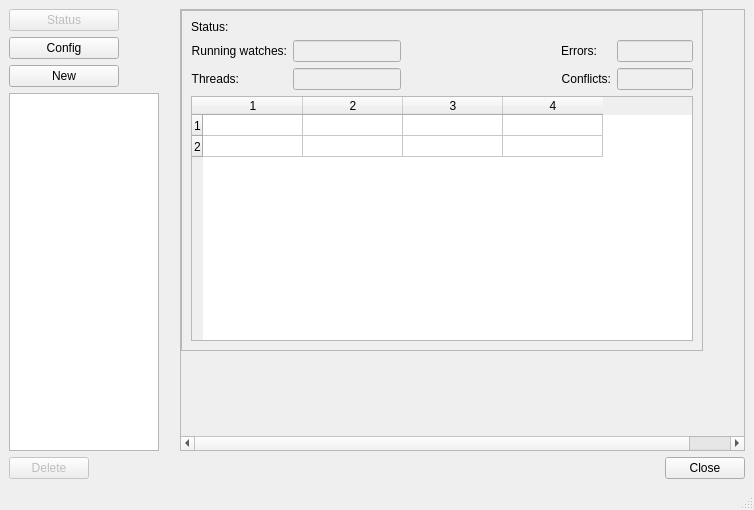
First picture: the form in client-src/ui/rmmain.ui, repository hattwj/rainmaker, before the edit.
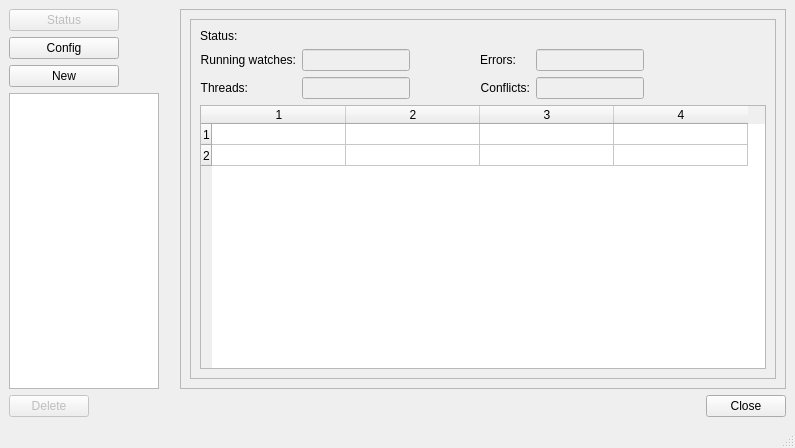
Second picture: the form after the edit.

```diff
--- a/client-src/ui/rmmain.ui
+++ b/client-src/ui/rmmain.ui
@@ -6,8 +6,8 @@
    <rect>
     <x>0</x>
     <y>0</y>
-    <width>754</width>
-    <height>510</height>
+    <width>795</width>
+    <height>448</height>
    </rect>
   </property>
   <property name="windowTitle">
@@ -125,35 +125,29 @@
              <enum>Qt::ScrollBarAsNeeded</enum>
             </property>
             <property name="widgetResizable">
-             <bool>false</bool>
+             <bool>true</bool>
             </property>
             <widget class="QWidget" name="scrollAreaWidgetContents">
              <property name="geometry">
               <rect>
                <x>0</x>
                <y>0</y>
-               <width>609</width>
-               <height>407</height>
+               <width>597</width>
+               <height>340</height>
               </rect>
              </property>
              <property name="sizePolicy">
-              <sizepolicy hsizetype="MinimumExpanding" vsizetype="MinimumExpanding">
+              <sizepolicy hsizetype="Expanding" vsizetype="Expanding">
                <horstretch>0</horstretch>
                <verstretch>0</verstretch>
               </sizepolicy>
              </property>
+             <layout class="QHBoxLayout" name="horizontalLayout_5">
+              <item>
              <widget class="QFrame" name="frame_status">
               <property name="enabled">
                <bool>true</bool>
               </property>
-              <property name="geometry">
-               <rect>
-                <x>0</x>
-                <y>0</y>
-                <width>522</width>
-                <height>341</height>
-               </rect>
-              </property>
               <property name="sizePolicy">
                <sizepolicy hsizetype="Expanding" vsizetype="Expanding">
                 <horstretch>0</horstretch>
@@ -173,6 +167,9 @@
                <enum>QFrame::Raised</enum>
               </property>
               <layout class="QVBoxLayout" name="verticalLayout_6">
+                 <property name="sizeConstraint">
+                  <enum>QLayout::SetDefaultConstraint</enum>
+                 </property>
                <item>
                 <widget class="QLabel" name="label_5">
                  <property name="text">
@@ -248,7 +245,7 @@
                    </property>
                    <property name="sizeHint" stdset="0">
                     <size>
-                     <width>154</width>
+                       <width>64</width>
                      <height>20</height>
                     </size>
                    </property>
@@ -256,6 +253,9 @@
                  </item>
                  <item>
                   <layout class="QFormLayout" name="formLayout_2">
+                     <property name="sizeConstraint">
+                      <enum>QLayout::SetDefaultConstraint</enum>
+                     </property>
                    <property name="fieldGrowthPolicy">
                     <enum>QFormLayout::AllNonFixedFieldsGrow</enum>
                    </property>
@@ -326,12 +326,18 @@
                    <property name="horizontalScrollMode">
                     <enum>QAbstractItemView::ScrollPerPixel</enum>
                    </property>
+                     <property name="showGrid">
+                      <bool>true</bool>
+                     </property>
                    <property name="rowCount">
                     <number>2</number>
                    </property>
                    <property name="columnCount">
                     <number>4</number>
                    </property>
+                     <attribute name="horizontalHeaderDefaultSectionSize">
+                      <number>134</number>
+                     </attribute>
                    <attribute name="verticalHeaderDefaultSectionSize">
                     <number>20</number>
                    </attribute>
@@ -350,6 +356,8 @@
                </item>
               </layout>
              </widget>
+              </item>
+             </layout>
             </widget>
            </widget>
           </item>
```
Left out of the diff: 11 changed lines with no effect on the pictures. Lines whose indentation alone changed are shown as unchanged.
